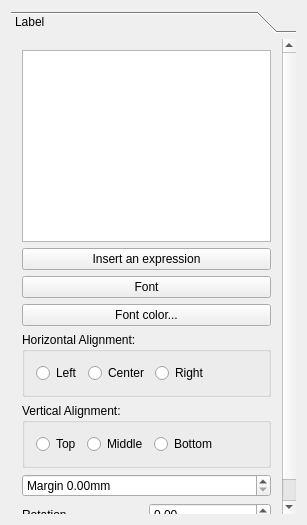
Qt form src/ui/qgscomposerlabelwidgetbase.ui (carsmie/QGIS) before a commit.
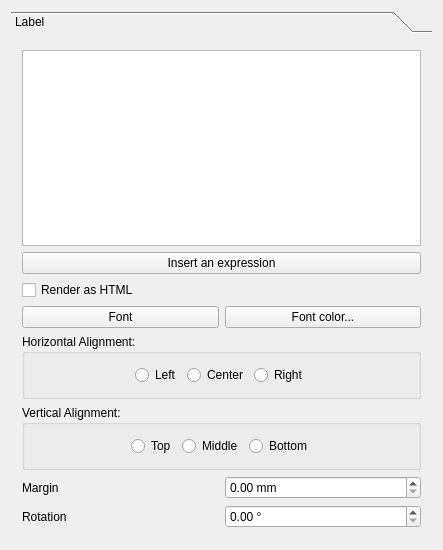
The same form after that commit.

Commit message: UI enable/disable works

```diff
--- a/src/ui/qgscomposerlabelwidgetbase.ui
+++ b/src/ui/qgscomposerlabelwidgetbase.ui
@@ -6,8 +6,8 @@
    <rect>
     <x>0</x>
     <y>0</y>
-    <width>307</width>
-    <height>525</height>
+    <width>443</width>
+    <height>550</height>
    </rect>
   </property>
   <property name="sizePolicy">
@@ -30,7 +30,7 @@
        <rect>
         <x>0</x>
         <y>0</y>
-        <width>276</width>
+        <width>400</width>
         <height>503</height>
        </rect>
       </property>
@@ -43,115 +43,26 @@
          <property name="lineWrapMode">
           <enum>QTextEdit::WidgetWidth</enum>
          </property>
-        </widget>
-       </item>
-       <item row="3" column="0" colspan="2">
-        <widget class="QPushButton" name="mFontColorButton">
-         <property name="text">
-          <string>Font color...</string>
+         <property name="html">
+          <string>&lt;!DOCTYPE HTML PUBLIC &quot;-//W3C//DTD HTML 4.0//EN&quot; &quot;http://www.w3.org/TR/REC-html40/strict.dtd&quot;&gt;
+&lt;html&gt;&lt;head&gt;&lt;meta name=&quot;qrichtext&quot; content=&quot;1&quot; /&gt;&lt;style type=&quot;text/css&quot;&gt;
+p, li { white-space: pre-wrap; }
+&lt;/style&gt;&lt;/head&gt;&lt;body style=&quot; font-family:'MS Shell Dlg 2'; font-size:7.8pt; font-weight:400; font-style:normal;&quot;&gt;
+&lt;p style=&quot;-qt-paragraph-type:empty; margin-top:0px; margin-bottom:0px; margin-left:0px; margin-right:0px; -qt-block-indent:0; text-indent:0px; font-size:8pt;&quot;&gt;&lt;/p&gt;&lt;/body&gt;&lt;/html&gt;</string>
          </property>
         </widget>
        </item>
-       <item row="4" column="0" colspan="2">
-        <widget class="QGroupBox" name="buttonGroup1">
-         <property name="title">
-          <string>Horizontal Alignment:</string>
-         </property>
-         <layout class="QHBoxLayout" name="horizontalLayout">
-          <property name="sizeConstraint">
-           <enum>QLayout::SetMinimumSize</enum>
-          </property>
-          <item>
-           <widget class="QRadioButton" name="mLeftRadioButton">
-            <property name="text">
-             <string>Left</string>
-            </property>
-           </widget>
-          </item>
-          <item>
-           <widget class="QRadioButton" name="mCenterRadioButton">
-            <property name="text">
-             <string>Center</string>
-            </property>
-           </widget>
-          </item>
-          <item>
-           <widget class="QRadioButton" name="mRightRadioButton">
-            <property name="text">
-             <string>Right</string>
-            </property>
-           </widget>
-          </item>
-          <item>
-           <spacer name="horizontalSpacer">
-            <property name="orientation">
-             <enum>Qt::Horizontal</enum>
-            </property>
-            <property name="sizeHint" stdset="0">
-             <size>
-              <width>40</width>
-              <height>20</height>
-             </size>
-            </property>
-           </spacer>
-          </item>
-         </layout>
-        </widget>
-       </item>
-       <item row="5" column="0" colspan="2">
-        <widget class="QGroupBox" name="buttonGroup2">
-         <property name="title">
-          <string>Vertical Alignment:</string>
-         </property>
-         <layout class="QHBoxLayout" name="horizontalLayout_2">
-          <item>
-           <widget class="QRadioButton" name="mTopRadioButton">
-            <property name="text">
-             <string>Top</string>
-            </property>
-           </widget>
-          </item>
-          <item>
-           <widget class="QRadioButton" name="mMiddleRadioButton">
-            <property name="text">
-             <string>Middle</string>
-            </property>
-           </widget>
-          </item>
-          <item>
-           <widget class="QRadioButton" name="mBottomRadioButton">
-            <property name="text">
-             <string>Bottom</string>
-            </property>
-           </widget>
-          </item>
-          <item>
-           <spacer name="horizontalSpacer_2">
-            <property name="orientation">
-             <enum>Qt::Horizontal</enum>
-            </property>
-            <property name="sizeHint" stdset="0">
-             <size>
-              <width>40</width>
-              <height>20</height>
-             </size>
-            </property>
-           </spacer>
-          </item>
-         </layout>
-        </widget>
-       </item>
-       <item row="6" column="0" colspan="2">
+       <item row="7" column="1">
         <widget class="QDoubleSpinBox" name="mMarginDoubleSpinBox">
          <property name="prefix">
-          <string>Margin </string>
+          <string/>
          </property>
          <property name="suffix">
-          <string>mm</string>
+          <string> mm</string>
          </property>
         </widget>
        </item>
-       <item row="7" column="0">
+       <item row="8" column="0">
         <widget class="QLabel" name="mRotationLabel">
          <property name="sizePolicy">
           <sizepolicy hsizetype="Minimum" vsizetype="Preferred">
@@ -170,14 +81,153 @@
          </property>
         </widget>
        </item>
-       <item row="7" column="1">
+       <item row="8" column="1">
         <widget class="QDoubleSpinBox" name="mRotationSpinBox">
+         <property name="suffix">
+          <string> °</string>
+         </property>
          <property name="maximum">
           <double>360.000000000000000</double>
          </property>
         </widget>
        </item>
        <item row="2" column="0" colspan="2">
+        <widget class="QCheckBox" name="mHtmlCheckBox">
+         <property name="text">
+          <string>Render as HTML</string>
+         </property>
+        </widget>
+       </item>
+       <item row="7" column="0">
+        <widget class="QLabel" name="mMarginLabel">
+         <property name="text">
+          <string>Margin</string>
+         </property>
+        </widget>
+       </item>
+       <item row="6" column="0" colspan="2">
+        <widget class="QGroupBox" name="mVerticalAlignementGroup">
+         <property name="title">
+          <string>Vertical Alignment:</string>
+         </property>
+         <layout class="QHBoxLayout" name="horizontalLayout_2">
+          <item>
+           <spacer name="horizontalSpacer_3">
+            <property name="orientation">
+             <enum>Qt::Horizontal</enum>
+            </property>
+            <property name="sizeHint" stdset="0">
+             <size>
+              <width>40</width>
+              <height>20</height>
+             </size>
+            </property>
+           </spacer>
+          </item>
+          <item>
+           <widget class="QRadioButton" name="mTopRadioButton">
+            <property name="text">
+             <string>Top</string>
+            </property>
+           </widget>
+          </item>
+          <item>
+           <widget class="QRadioButton" name="mMiddleRadioButton">
+            <property name="text">
+             <string>Middle</string>
+            </property>
+           </widget>
+          </item>
+          <item>
+           <widget class="QRadioButton" name="mBottomRadioButton">
+            <property name="text">
+             <string>Bottom</string>
+            </property>
+           </widget>
+          </item>
+          <item>
+           <spacer name="horizontalSpacer_4">
+            <property name="orientation">
+             <enum>Qt::Horizontal</enum>
+            </property>
+            <property name="sizeHint" stdset="0">
+             <size>
+              <width>40</width>
+              <height>20</height>
+             </size>
+            </property>
+           </spacer>
+          </item>
+         </layout>
+        </widget>
+       </item>
+       <item row="5" column="0" colspan="2">
+        <widget class="QGroupBox" name="mHorizontalAlignementGroup">
+         <property name="title">
+          <string>Horizontal Alignment:</string>
+         </property>
+         <layout class="QHBoxLayout" name="horizontalLayout">
+          <property name="sizeConstraint">
+           <enum>QLayout::SetMinimumSize</enum>
+          </property>
+          <item>
+           <spacer name="horizontalSpacer">
+            <property name="orientation">
+             <enum>Qt::Horizontal</enum>
+            </property>
+            <property name="sizeHint" stdset="0">
+             <size>
+              <width>40</width>
+              <height>20</height>
+             </size>
+            </property>
+           </spacer>
+          </item>
+          <item>
+           <widget class="QRadioButton" name="mLeftRadioButton">
+            <property name="text">
+             <string>Left</string>
+            </property>
+           </widget>
+          </item>
+          <item>
+           <widget class="QRadioButton" name="mCenterRadioButton">
+            <property name="text">
+             <string>Center</string>
+            </property>
+           </widget>
+          </item>
+          <item>
+           <widget class="QRadioButton" name="mRightRadioButton">
+            <property name="text">
+             <string>Right</string>
+            </property>
+           </widget>
+          </item>
+          <item>
+           <spacer name="horizontalSpacer_2">
+            <property name="orientation">
+             <enum>Qt::Horizontal</enum>
+            </property>
+            <property name="sizeHint" stdset="0">
+             <size>
+              <width>40</width>
+              <height>20</height>
+             </size>
+            </property>
+           </spacer>
+          </item>
+         </layout>
+        </widget>
+       </item>
+       <item row="3" column="1">
+        <widget class="QPushButton" name="mFontColorButton">
+         <property name="text">
+          <string>Font color...</string>
+         </property>
+        </widget>
+       </item>
+       <item row="3" column="0">
         <widget class="QPushButton" name="mFontButton">
          <property name="sizePolicy">
           <sizepolicy hsizetype="Preferred" vsizetype="Fixed">
```
Left out of the diff: 15 changed lines with no effect on the pictures. The commit also changes 3 other files.
